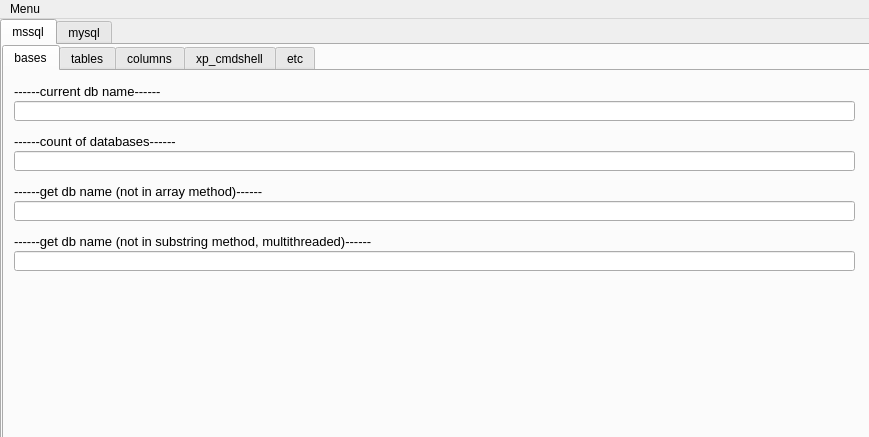
Above: query_editor.ui from kaeso/enema before the change. Below: the same form after it.
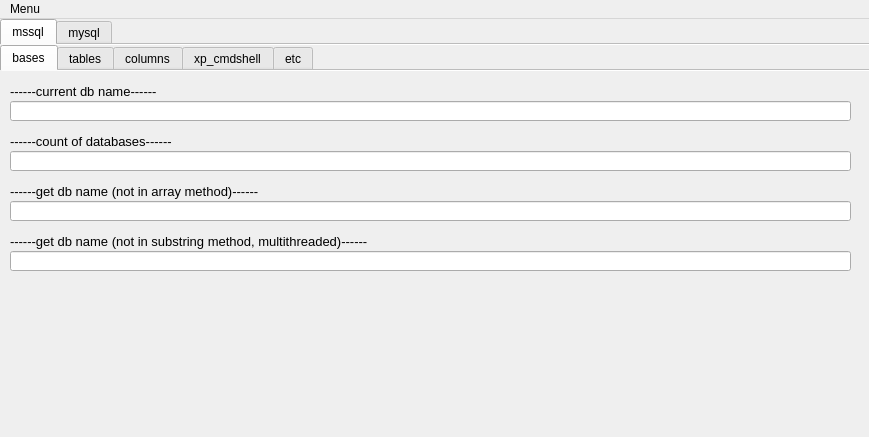
That is the form after the change.

```diff
--- a/query_editor.ui
+++ b/query_editor.ui
@@ -38,6 +38,9 @@
     <property name="currentIndex">
      <number>0</number>
     </property>
+    <property name="documentMode">
+     <bool>true</bool>
+    </property>
     <widget class="QWidget" name="tab">
      <attribute name="title">
       <string>mssql</string>
@@ -54,6 +57,9 @@
       <property name="currentIndex">
        <number>0</number>
       </property>
+      <property name="documentMode">
+       <bool>true</bool>
+      </property>
       <widget class="QWidget" name="tab_3">
        <attribute name="title">
         <string>bases</string>
```
Left out of the diff: 3 changed lines with no effect on the pictures.
